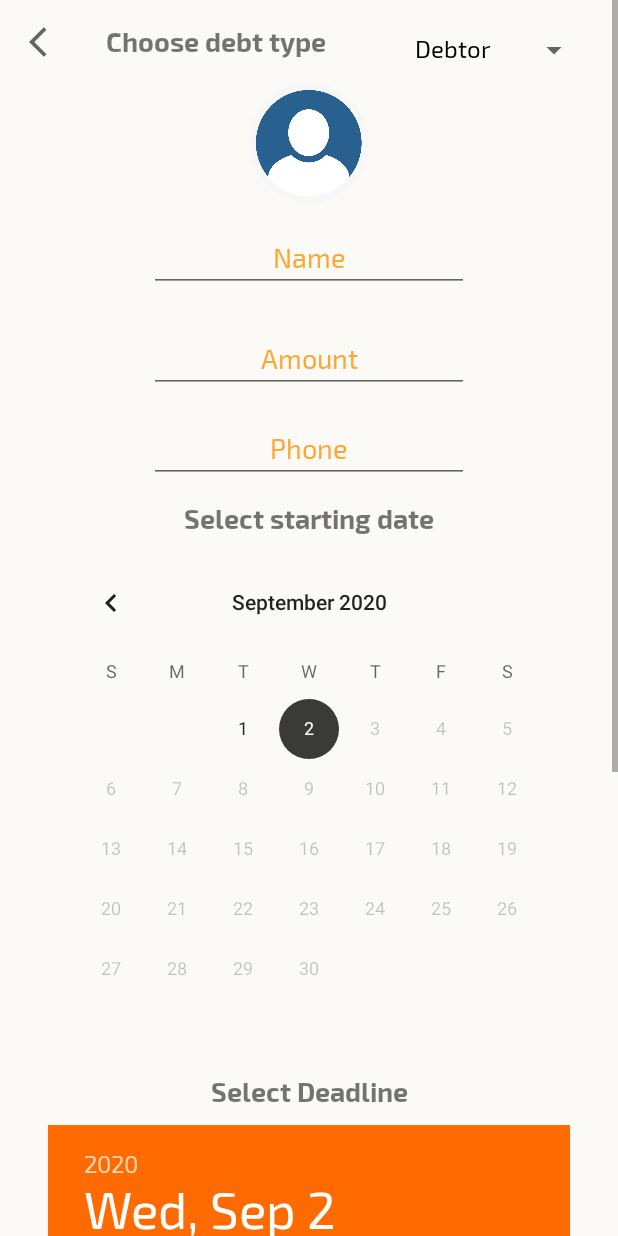
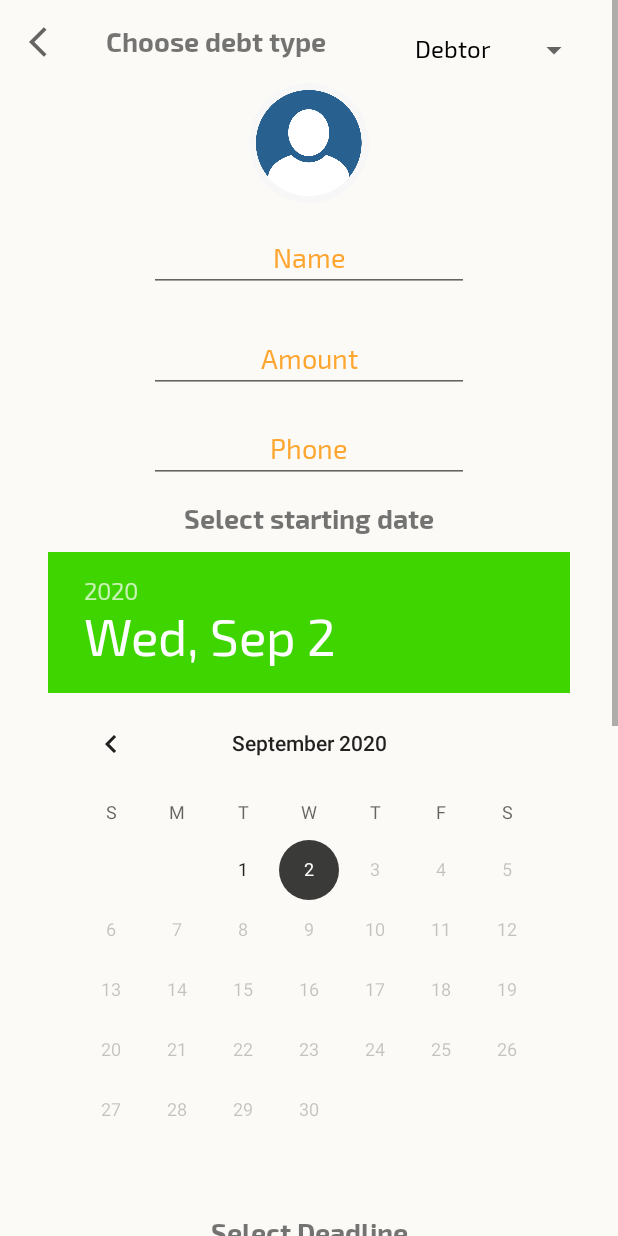
Before and after one commit to Ericgacoki/DebtsManager, an Android app: the fragment AddDebt shown on its own in the app's theme, on a phone screen of 412 x 824 dp. Run offline under Robolectric (Android 15) with nearby library versions, the phone set to English and light mode, and no system bars; our stand-ins replace CircleImageView.

Commit message:
update to v3.0.6
Signed-off-by: Ericgacoki <gacokieric@gmail.com>

```diff
--- a/app/src/main/java/com/ericg/debtsmanager/fragments/AddDebt.kt
+++ b/app/src/main/java/com/ericg/debtsmanager/fragments/AddDebt.kt
@@ -1,15 +1,13 @@
 /*
- * Copyright (c)  Updated by eric on  8/21/20 6:20 PM
+ * Copyright (c)  Updated by eric on  9/2/20 8:38 PM
  */
 
 package com.ericg.debtsmanager.fragments
 
-import android.app.Activity
 import android.app.AlertDialog
 import android.content.Intent
 import android.graphics.Bitmap
-import android.graphics.Color
-import android.graphics.drawable.ColorDrawable
+import android.os.Build
 import android.os.Bundle
 import android.provider.MediaStore
 import android.view.LayoutInflater
@@ -17,6 +15,8 @@ import android.view.View
 import android.view.ViewGroup
 import android.widget.AdapterView
 import android.widget.ArrayAdapter
+import android.widget.DatePicker
+import androidx.annotation.RequiresApi
 import androidx.fragment.app.Fragment
 import com.ericg.debtsmanager.R
 import com.ericg.debtsmanager.extensions.selectImage
@@ -34,7 +34,6 @@ private lateinit var debtDpBitMap: Bitmap
 class AddDebt : Fragment() {
 
     private val today = Calendar.getInstance().timeInMillis
-
     lateinit var debtType: String  // Debtor or My Debt from spinner
 
 /*
@@ -65,7 +64,7 @@ class AddDebt : Fragment() {
     private fun updateCalendars() {
         // set date restrictions
         selectDebtStartDate.maxDate = today
-        selectDebtDueDate.minDate   = today
+        selectDebtDueDate.minDate = today
     }
 
     private fun updateSpinner() {
@@ -95,6 +94,32 @@ class AddDebt : Fragment() {
 
     private fun handleClicks() {
 
+        addDebtName.setOnClickListener { alterFieldsFocus(false) }
+        addDebtAmount.setOnClickListener { alterFieldsFocus(false) }
+        addDebtPhone.setOnClickListener { alterFieldsFocus(false) }
+
+        if (Build.VERSION.SDK_INT >= Build.VERSION_CODES.O)
+
+            selectDebtStartDate.apply {
+                setOnClickListener { alterFieldsFocus(true) }
+
+                if (Build.VERSION.SDK_INT >= Build.VERSION_CODES.O) {
+                    setOnDateChangedListener { datePicker: DatePicker, i: Int, i1: Int, i2: Int ->
+                        alterFieldsFocus(true)
+                    }
+                }
+            }
+
+        selectDebtDueDate.apply {
+            setOnClickListener { alterFieldsFocus(true) }
+
+            if (Build.VERSION.SDK_INT >= Build.VERSION_CODES.O) {
+                setOnDateChangedListener { datePicker: DatePicker, i: Int, i1: Int, i2: Int ->
+                    alterFieldsFocus(true)
+                }
+            }
+        }
+
         btnExitAddDebt.setOnClickListener {
             super.getActivity()!!.onBackPressed()
         }
@@ -105,6 +130,23 @@ class AddDebt : Fragment() {
 
         btnPreviewDebt.setOnClickListener {
             previewDebt()
+        }
+
+        btnSaveDebt.setOnClickListener {
+            saveDebt()
+        }
+    }
+
+    private fun alterFieldsFocus(clearFocus: Boolean) {
+        val inputFields = arrayOf(addDebtName, addDebtAmount, addDebtPhone)
+        if (clearFocus) {
+            inputFields.forEach {
+                it.clearFocus()
+            }
+        } else {
+            inputFields.forEach {
+                it.requestFocus()
+            }
         }
     }
 
@@ -123,17 +165,20 @@ class AddDebt : Fragment() {
         }
 
         val view = layoutInflater.inflate(layout, null)
-
         view.apply {
             //TODO set collected data to respective fields
         }
 
         previewDebtDialogBuilder.apply {
-           // activity?.window?.setBackgroundDrawable(ColorDrawable(Color.TRANSPARENT))
+            // activity?.window?.setBackgroundDrawable(ColorDrawable(Color.TRANSPARENT))
             setView(view)
             setCancelable(true)
             create().show()
         }
+    }
+
+    private fun saveDebt() {
+        toast("saving coming soon ...")
     }
 
     @Suppress("DEPRECATION")
@@ -141,14 +186,14 @@ class AddDebt : Fragment() {
         //super.onActivityResult(requestCode, resultCode, data)
         if (/*requestCode == SELECT_DEBT_PROFILE_PIC &&*/ /*resultCode == Activity.RESULT_OK && */ data != null && data.data != null) {
             debtDpBitMap = MediaStore.Images.Media.getBitmap(activity?.contentResolver, data.data)
-            debtProfilePic.setImageBitmap(debtDpBitMap)
+            activity!!.debtProfilePic?.setImageBitmap(debtDpBitMap)
         }
     }
 
     override fun onStart() {
         super.onStart()
         if (::debtDpBitMap.isInitialized) {
-            debtProfilePic.setImageBitmap(debtDpBitMap)
+            activity!!.debtProfilePic?.setImageBitmap(debtDpBitMap)
         }
     }
 }
--- a/app/src/main/res/layout/dialog_reset_password.xml
+++ b/app/src/main/res/layout/dialog_reset_password_guide.xml
@@ -1,5 +1,5 @@
 <?xml version="1.0" encoding="utf-8"?><!--
-  ~ Copyright (c)  Updated by eric on  6/14/20 2:13 PM
+  ~ Copyright (c)  Updated by eric on  9/2/20 8:38 PM
   -->
 
 <ScrollView xmlns:android="http://schemas.android.com/apk/res/android"
@@ -89,7 +89,7 @@
             android:textColor="@color/colorOrange"
             android:textSize="18sp"
             app:layout_constraintBottom_toTopOf="@+id/stepTwo"
-            app:layout_constraintEnd_toEndOf="parent"
+            app:layout_constraintEnd_toEndOf="@+id/step1"
             app:layout_constraintHorizontal_bias="0.0"
             app:layout_constraintStart_toStartOf="@+id/step1"
             app:layout_constraintTop_toBottomOf="@+id/stepOne" />
--- a/app/src/main/res/layout/fragment_add_debt.xml
+++ b/app/src/main/res/layout/fragment_add_debt.xml
@@ -1,5 +1,5 @@
 <?xml version="1.0" encoding="utf-8"?><!--
-  ~ Copyright (c)  Updated by eric on  6/14/20 2:13 PM
+  ~ Copyright (c)  Updated by eric on  9/2/20 8:38 PM
   -->
 
 <ScrollView xmlns:android="http://schemas.android.com/apk/res/android"
@@ -8,21 +8,21 @@
     android:id="@+id/addDebtorScrollView"
     android:layout_width="match_parent"
     android:layout_height="match_parent"
-    tools:context=".fragments.AddDebt"
-    >
+    tools:context=".fragments.AddDebt">
 
     <androidx.constraintlayout.widget.ConstraintLayout
         android:layout_width="match_parent"
         android:layout_height="wrap_content"
-        android:paddingBottom="50dp"
+        android:background="#1DFFF5D9"
         android:clipToPadding="false"
-        android:background="#1DFFF5D9">
+        android:paddingBottom="70dp">
 
         <EditText
             android:id="@+id/addDebtName"
             android:layout_width="wrap_content"
             android:layout_height="wrap_content"
             android:layout_margin="15dp"
+            android:cursorVisible="true"
             android:ems="10"
             android:focusableInTouchMode="true"
             android:hint="Name"
@@ -37,8 +37,7 @@
             app:layout_constraintHorizontal_bias="0.5"
             app:layout_constraintStart_toStartOf="parent"
             app:layout_constraintTop_toBottomOf="@+id/debtProfilePic"
-            tools:ignore="HardcodedText"
-             />
+            tools:ignore="HardcodedText" />
 
         <ImageView
             android:id="@+id/btnExitAddDebt"
@@ -62,9 +61,9 @@
             app:layout_constraintBottom_toTopOf="@+id/addDebtName"
             app:layout_constraintEnd_toEndOf="parent"
             app:layout_constraintHorizontal_bias="0.25"
-            app:layout_constraintVertical_bias="0"
             app:layout_constraintStart_toStartOf="parent"
             app:layout_constraintTop_toTopOf="parent"
+            app:layout_constraintVertical_bias="0"
             tools:ignore="HardcodedText" />
 
         <de.hdodenhof.circleimageview.CircleImageView
@@ -87,7 +86,7 @@
             app:layout_constraintHorizontal_bias="0.7"
             app:layout_constraintStart_toEndOf="@+id/addDebtorTitle"
             app:layout_constraintTop_toTopOf="@+id/addDebtorTitle"
-            app:layout_constraintVertical_bias="0.8" />
+            app:layout_constraintVertical_bias="0.75" />
 
         <EditText
             android:id="@+id/addDebtAmount"
@@ -95,6 +94,7 @@
             android:layout_height="wrap_content"
             android:layout_marginTop="8dp"
             android:layout_marginBottom="8dp"
+            android:cursorVisible="true"
             android:ems="10"
             android:focusableInTouchMode="true"
             android:hint="Amount"
@@ -116,6 +116,7 @@
             android:layout_height="wrap_content"
             android:layout_marginTop="8dp"
             android:layout_marginBottom="12dp"
+            android:cursorVisible="true"
             android:ems="10"
             android:focusableInTouchMode="true"
             android:hint="Phone"
@@ -144,13 +145,13 @@
             app:layout_constraintTop_toBottomOf="@+id/addDebtPhone"
             tools:ignore="HardcodedText" />
 
-        <CalendarView
+        <DatePicker
             android:id="@+id/selectDebtStartDate"
             android:layout_width="wrap_content"
             android:layout_height="wrap_content"
             android:layout_margin="10dp"
+            android:calendarTextColor="@color/colorOrange"
             android:datePickerMode="calendar"
-            android:calendarTextColor="@color/colorOrange"
             android:theme="@style/ThemeGreenCalendar"
             app:layout_constraintEnd_toEndOf="parent"
             app:layout_constraintStart_toStartOf="parent"
@@ -184,19 +185,40 @@
         <Button
             android:id="@+id/btnPreviewDebt"
             android:layout_width="wrap_content"
-            android:layout_height="wrap_content"
-            android:layout_margin="20dp"
+            android:layout_height="36dp"
             android:layout_marginTop="20dp"
-            android:backgroundTint="@color/colorBlue"
+            android:background="@drawable/semi_curved_transparent_bg"
+            android:backgroundTint="@color/colorGreen"
             android:text="     Preview    "
             android:textAlignment="center"
             android:textAllCaps="false"
-            android:textColor="@color/colorWhite"
+            android:textColor="@color/colorBlack"
+            android:textSize="15sp"
+            app:layout_constraintBottom_toBottomOf="parent"
+            app:layout_constraintEnd_toStartOf="@+id/btnSaveDebt"
+            app:layout_constraintHorizontal_bias="0"
+            app:layout_constraintHorizontal_chainStyle="spread_inside"
+            app:layout_constraintStart_toStartOf="@+id/selectDebtDueDate"
+            app:layout_constraintTop_toBottomOf="@id/selectDebtDueDate"
+            app:layout_constraintVertical_bias="0.0"
+            tools:ignore="HardcodedText" />
+
+        <Button
+            android:id="@+id/btnSaveDebt"
+            android:layout_width="wrap_content"
+            android:layout_height="36dp"
+            android:layout_marginTop="20dp"
+            android:background="@drawable/semi_curved_transparent_bg"
+            android:backgroundTint="@color/colorOrange"
+            android:text="       save      "
+            android:textAlignment="center"
+            android:textAllCaps="false"
+            android:textColor="@color/colorBlack"
             android:textSize="15sp"
             app:layout_constraintBottom_toBottomOf="parent"
             app:layout_constraintEnd_toEndOf="@+id/selectDebtDueDate"
-            app:layout_constraintHorizontal_bias="0.5"
-            app:layout_constraintStart_toStartOf="@+id/selectDebtDueDate"
+            app:layout_constraintHorizontal_bias="0"
+            app:layout_constraintStart_toEndOf="@+id/btnPreviewDebt"
             app:layout_constraintTop_toBottomOf="@id/selectDebtDueDate"
             app:layout_constraintVertical_bias="0.0"
             tools:ignore="HardcodedText" />
```
Also changed, not shown: app/src/main/java/com/ericg/debtsmanager/EditUserAccount.kt (+17 -18 lines), app/src/main/java/com/ericg/debtsmanager/ParentActivity.kt (+3 -25 lines), app/src/main/java/com/ericg/debtsmanager/admin/AboutDeveloper.kt (+6 -4 lines), app/src/main/java/com/ericg/debtsmanager/auth/NewResetPassword.kt (+55 -29 lines), app/src/main/java/com/ericg/debtsmanager/auth/ResetPassword.kt (+3 -4 lines), app/src/main/java/com/ericg/debtsmanager/communication/Contacts.kt (+5 -2 lines), app/src/main/java/com/ericg/debtsmanager/utils/FirebaseUtils.kt (+13 -8 lines), app/src/main/res/layout/activity_edit_account.xml (+22 -11 lines), app/src/main/res/layout/new_reset_password.xml (+23 -9 lines), app/src/main/res/values/strings.xml (+7 -9 lines).
